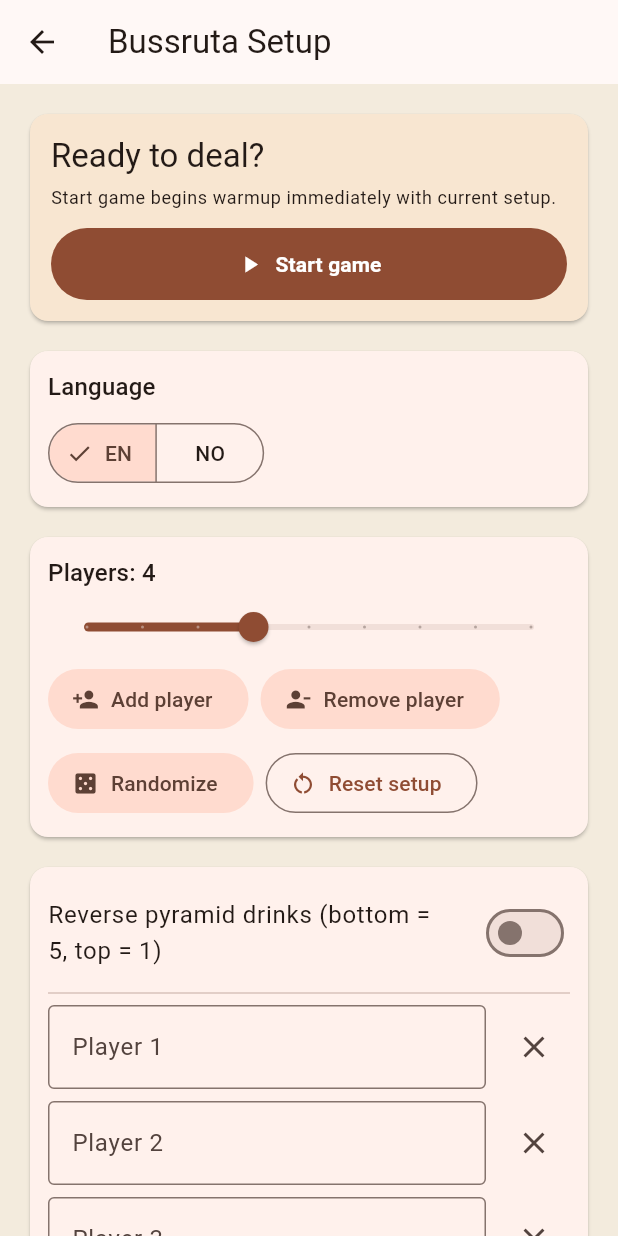
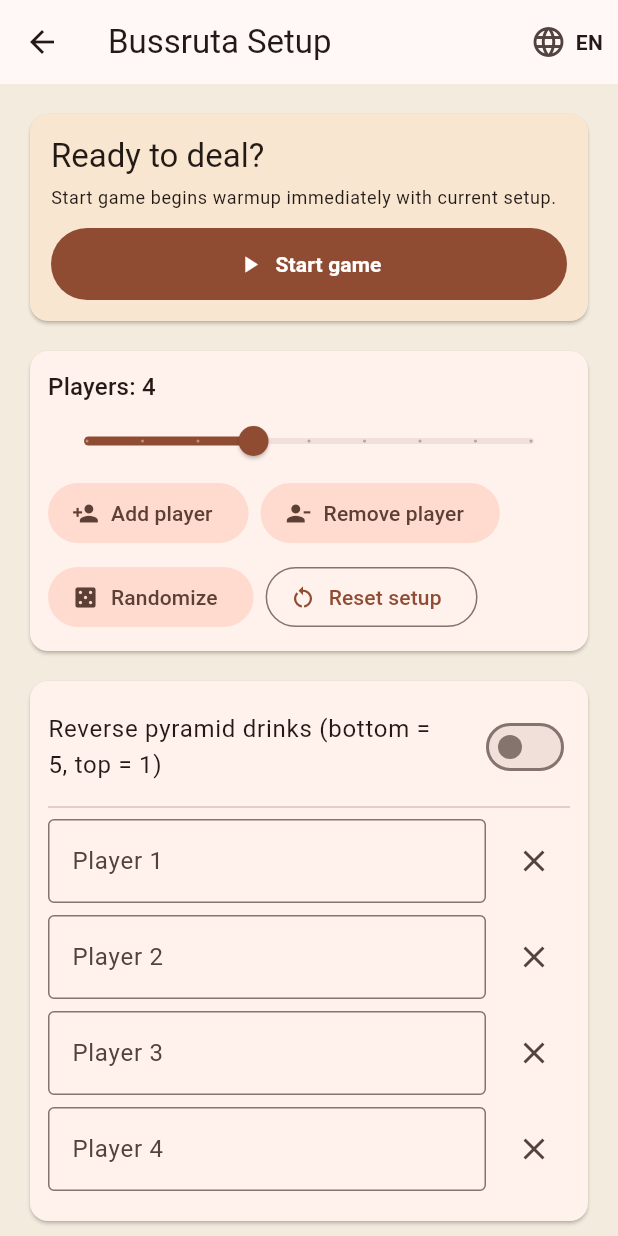
Before and after one commit to bjorkepoc/bussruta, a Flutter app: the screen it shows after launch, after a tap on "Local", on a phone screen of 412 x 824 dp. Run offline on Flutter 3.47's test engine with Material 3 defaults, Android fonts, the phone set to English and light mode, and no system bars; our stand-ins replace shared_preferences.

Commit message:
fix(ui): move language selection into app bar menus
Reason: keep language switching accessible on start/setup/in-game while freeing setup space for core game controls.

```diff
--- a/lib/presentation/bussruta_app.dart
+++ b/lib/presentation/bussruta_app.dart
@@ -62,6 +62,7 @@ class _BussrutaAppState extends State<BussrutaApp> {
     if (selectedMode == null && state.phase == GamePhase.setup) {
       return _StartModeScreen(
         language: state.language,
+        onLanguageSelected: widget.controller.setLanguage,
         onSelectLocal: () {
           setState(() {
             _selectedMode = _AppMode.local;
@@ -158,6 +159,9 @@ class _SetupScreen extends StatelessWidget {
                 icon: const Icon(Icons.arrow_back),
               ),
         title: Text(tr(lang, 'Bussruta Setup', 'Bussruta Oppsett')),
+        actions: <Widget>[
+          _LanguageMenu(language: lang, onSelected: controller.setLanguage),
+        ],
       ),
       body: SafeArea(
         child: ListView(
@@ -197,38 +201,6 @@ class _SetupScreen extends StatelessWidget {
                           style: const TextStyle(fontWeight: FontWeight.w700),
                         ),
                       ),
-                    ),
-                  ],
-                ),
-              ),
-            ),
-            const SizedBox(height: 12),
-            Card(
-              child: Padding(
-                padding: const EdgeInsets.all(12),
-                child: Column(
-                  crossAxisAlignment: CrossAxisAlignment.start,
-                  children: <Widget>[
-                    Text(
-                      tr(lang, 'Language', 'Sprak'),
-                      style: Theme.of(context).textTheme.titleMedium,
-                    ),
-                    const SizedBox(height: 8),
-                    SegmentedButton<AppLanguage>(
-                      segments: const <ButtonSegment<AppLanguage>>[
-                        ButtonSegment<AppLanguage>(
-                          value: AppLanguage.en,
-                          label: Text('EN'),
-                        ),
-                        ButtonSegment<AppLanguage>(
-                          value: AppLanguage.no,
-                          label: Text('NO'),
-                        ),
-                      ],
-                      selected: <AppLanguage>{lang},
-                      onSelectionChanged: (Set<AppLanguage> selected) {
-                        controller.setLanguage(selected.first);
-                      },
                     ),
                   ],
                 ),
@@ -374,6 +346,7 @@ class _GameScreen extends StatelessWidget {
       appBar: AppBar(
         title: const Text('Bussruta'),
         actions: <Widget>[
+          _LanguageMenu(language: lang, onSelected: controller.setLanguage),
           PopupMenuButton<_GameMenuAction>(
             tooltip: tr(lang, 'More', 'Mer'),
             onSelected: (_GameMenuAction action) {
@@ -639,18 +612,25 @@ enum _AppMode { local, hosted }
 class _StartModeScreen extends StatelessWidget {
   const _StartModeScreen({
     required this.language,
+    required this.onLanguageSelected,
     required this.onSelectLocal,
     required this.onSelectHosted,
   });
 
   final AppLanguage language;
+  final ValueChanged<AppLanguage> onLanguageSelected;
   final VoidCallback onSelectLocal;
   final VoidCallback onSelectHosted;
 
   @override
   Widget build(BuildContext context) {
     return Scaffold(
-      appBar: AppBar(title: const Text('Bussruta')),
+      appBar: AppBar(
+        title: const Text('Bussruta'),
+        actions: <Widget>[
+          _LanguageMenu(language: language, onSelected: onLanguageSelected),
+        ],
+      ),
       body: SafeArea(
         child: Center(
           child: ConstrainedBox(
@@ -703,3 +683,60 @@ class _StartModeScreen extends StatelessWidget {
     );
   }
 }
+
+class _LanguageMenu extends StatelessWidget {
+  const _LanguageMenu({required this.language, required this.onSelected});
+
+  final AppLanguage language;
+  final ValueChanged<AppLanguage> onSelected;
+
+  @override
+  Widget build(BuildContext context) {
+    return PopupMenuButton<AppLanguage>(
+      tooltip: tr(language, 'Language', 'Sprak'),
+      onSelected: onSelected,
+      itemBuilder: (BuildContext context) => <PopupMenuEntry<AppLanguage>>[
+        PopupMenuItem<AppLanguage>(
+          value: AppLanguage.en,
+          child: Row(
+            children: <Widget>[
+              Icon(
+                language == AppLanguage.en ? Icons.check : Icons.language,
+                size: 18,
+              ),
+              const SizedBox(width: 10),
+              const Text('English (EN)'),
+            ],
+          ),
+        ),
+        PopupMenuItem<AppLanguage>(
+          value: AppLanguage.no,
+          child: Row(
+            children: <Widget>[
+              Icon(
+                language == AppLanguage.no ? Icons.check : Icons.language,
+                size: 18,
+              ),
+              const SizedBox(width: 10),
+              const Text('Norsk (NO)'),
+            ],
+          ),
+        ),
+      ],
+      child: Padding(
+        padding: const EdgeInsets.symmetric(horizontal: 10, vertical: 8),
+        child: Row(
+          mainAxisSize: MainAxisSize.min,
+          children: <Widget>[
+            const Icon(Icons.language),
+            const SizedBox(width: 6),
+            Text(
+              language == AppLanguage.no ? 'NO' : 'EN',
+              style: const TextStyle(fontWeight: FontWeight.w700),
+            ),
+          ],
+        ),
+      ),
+    );
+  }
+}
```
